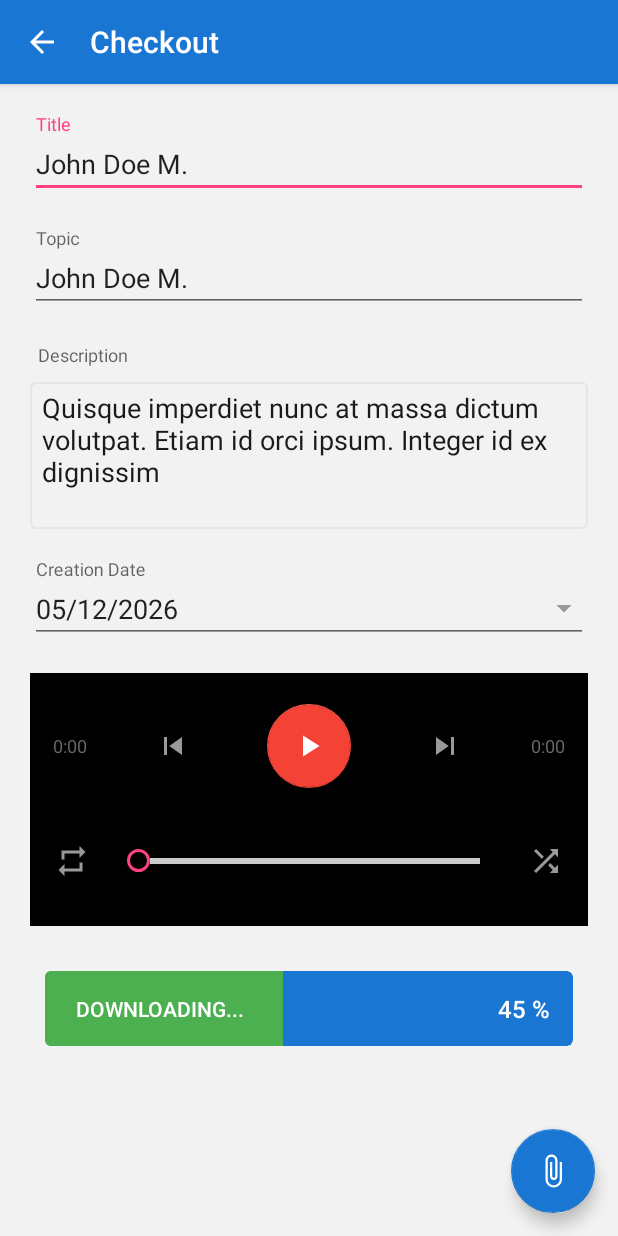
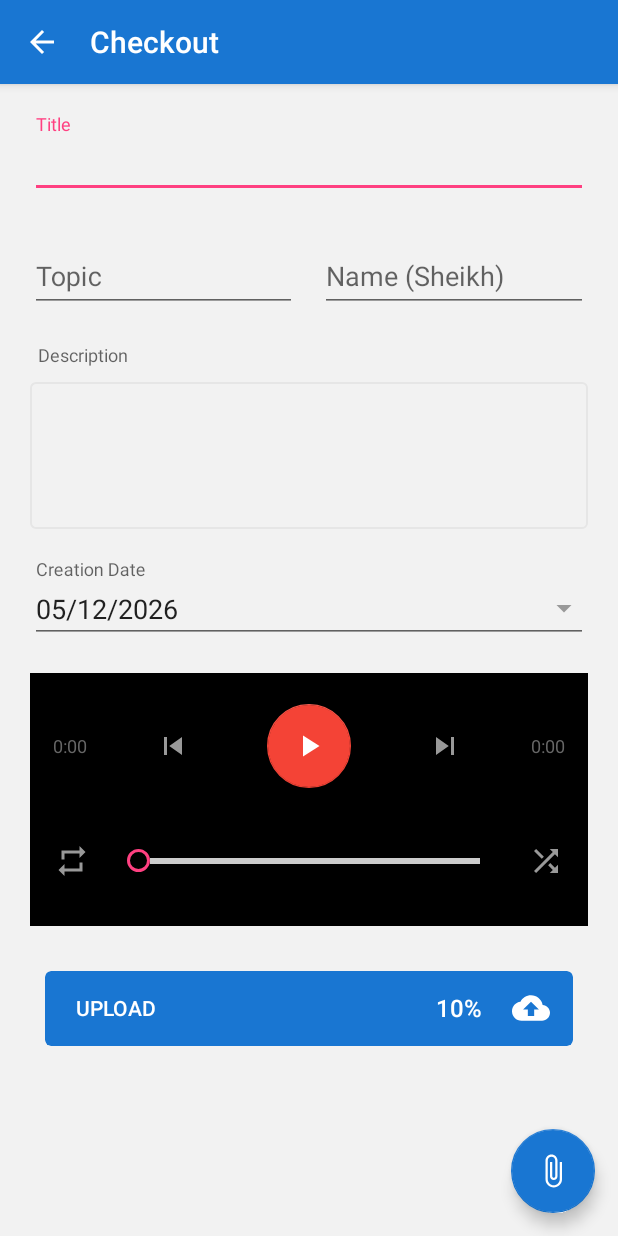
Before and after one commit to sempsmahad/IslamSauti, an Android app: the AudioUploadFormActivity screen opened directly, with no data from a screen before it, on a phone screen of 412 x 824 dp. Run offline under Robolectric (Android 15) with nearby library versions, the phone set to English and light mode, and no system bars; libraries missing offline, so code that uses them is left out: com.wdullaer.materialdatetimepicker; 1 statement that could not run was skipped.

Commit message:
[bugfix]functionality_restored

```diff
--- a/app/src/main/java/com/example/myapplication/Audio.java
+++ b/app/src/main/java/com/example/myapplication/Audio.java
@@ -15,7 +15,7 @@ public class Audio {
     @SerializedName("response")
     private String response;
 
-    boolean error;
+    public boolean error;
 
     public String getName() {
         return name;
--- a/app/src/main/res/layout/activity_form_checkout.xml
+++ b/app/src/main/res/layout/activity_form_checkout.xml
@@ -43,18 +43,23 @@
                         android:layout_height="wrap_content"
                         android:hint="Title"
                         android:maxLines="1"
-                        android:singleLine="true"
-                        android:text="John Doe M." />
+                        android:singleLine="true" />
 
                 </com.google.android.material.textfield.TextInputLayout>
+
 
                 <View
                     android:layout_width="0dp"
                     android:layout_height="@dimen/spacing_mlarge" />
+                <LinearLayout
+                    android:layout_width="match_parent"
+                    android:layout_height="wrap_content"
+                    android:orientation="horizontal">
 
                     <com.google.android.material.textfield.TextInputLayout
-                    android:layout_width="match_parent"
-                    android:layout_height="wrap_content">
+                        android:layout_width="0dp"
+                        android:layout_height="wrap_content"
+                        android:layout_weight="1">
 
                         <AutoCompleteTextView
                             android:id="@+id/et_topic"
@@ -62,14 +67,35 @@
                             android:layout_height="wrap_content"
                             android:hint="Topic"
                             android:maxLines="1"
-                        android:singleLine="true"
-                        android:text="John Doe M." />
+                            android:singleLine="true"/>
 
                     </com.google.android.material.textfield.TextInputLayout>
 
                     <View
+                        android:layout_width="@dimen/spacing_large"
+                        android:layout_height="0dp" />
+
+                    <com.google.android.material.textfield.TextInputLayout
+                        android:layout_width="0dp"
+                        android:layout_height="wrap_content"
+                        android:layout_weight="1">
+
+                        <AutoCompleteTextView
+                            android:id="@+id/et_sheikh_name"
+                            android:layout_width="match_parent"
+                            android:layout_height="wrap_content"
+                            android:hint="Name (Sheikh)"
+                            android:maxLines="1"
+                            android:singleLine="true" />
+
+                    </com.google.android.material.textfield.TextInputLayout>
+                </LinearLayout>
+
+                  <View
                     android:layout_width="0dp"
                     android:layout_height="@dimen/spacing_mlarge" />
+
+
 
 
                 <TextView
@@ -93,7 +119,6 @@
                         android:gravity="start"
                         android:inputType="textMultiLine"
                         android:lines="4"
-                        android:text="@string/medium_lorem_ipsum"
                         android:textColor="@color/grey_1000" />
 
                 </com.google.android.material.textfield.TextInputLayout>
@@ -149,6 +174,7 @@
                             android:textColor="@color/grey_60" />
 
                         <ImageButton
+                            android:clickable="false"
                             android:id="@+id/bt_prev"
                             android:layout_width="0dp"
                             android:layout_height="?attr/actionBarSize"
@@ -172,6 +198,7 @@
                             app:srcCompat="@drawable/ic_play_arrow" />
 
                         <ImageButton
+                            android:clickable="false"
                             android:id="@+id/bt_next"
                             android:layout_width="0dp"
                             android:layout_height="?attr/actionBarSize"
@@ -200,6 +227,7 @@
 
                         <ImageButton
                             android:id="@+id/bt_repeat"
+                            android:clickable="false"
                             android:layout_width="?attr/actionBarSize"
                             android:layout_height="?attr/actionBarSize"
                             android:background="?attr/selectableItemBackgroundBorderless"
@@ -218,6 +246,7 @@
 
                         <ImageButton
                             android:id="@+id/bt_shuffle"
+                            android:clickable="false"
                             android:layout_width="?attr/actionBarSize"
                             android:layout_height="?attr/actionBarSize"
                             android:background="?attr/selectableItemBackgroundBorderless"
@@ -279,7 +308,7 @@
                                 android:id="@+id/tv_download"
                                 android:layout_width="wrap_content"
                                 android:layout_height="wrap_content"
-                                android:text="DOWNLOAD"
+                                android:text="UPLOAD"
                                 android:textAppearance="@style/TextAppearance.AppCompat.Body2"
                                 android:textColor="@android:color/white" />
 
```
Also changed, not shown: app/src/main/java/com/example/myapplication/activities/AudioUploadFormActivity.java (+99 -13 lines), app/src/main/java/com/example/myapplication/utils/Tools.java (+18 -28 lines). Lines whose indentation alone changed are shown as unchanged.
